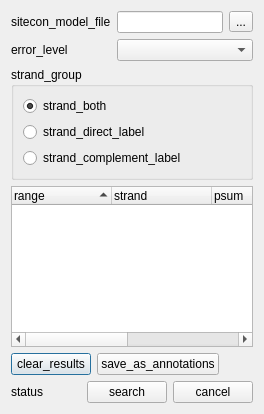
violethaze74/ugene, file src/plugins_3rdparty/sitecon/src/ui/SiteconSearchDialog.ui: the form before one commit.
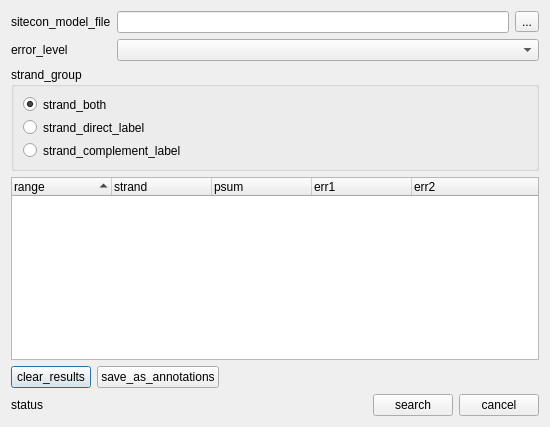
The form after the commit.

```diff
--- a/src/plugins_3rdparty/sitecon/src/ui/SiteconSearchDialog.ui
+++ b/src/plugins_3rdparty/sitecon/src/ui/SiteconSearchDialog.ui
@@ -6,8 +6,8 @@
    <rect>
     <x>0</x>
     <y>0</y>
-    <width>264</width>
-    <height>414</height>
+    <width>550</width>
+    <height>427</height>
    </rect>
   </property>
   <property name="windowTitle">
@@ -64,14 +64,26 @@
    </item>
    <item>
     <layout class="QHBoxLayout" name="horizontalLayout_8" stretch="1,1">
+     <property name="spacing">
+      <number>6</number>
+     </property>
      <item>
       <widget class="QGroupBox" name="bgStrand">
+       <property name="enabled">
+        <bool>true</bool>
+       </property>
        <property name="sizePolicy">
-        <sizepolicy hsizetype="Minimum" vsizetype="Minimum">
+        <sizepolicy hsizetype="Expanding" vsizetype="Fixed">
          <horstretch>0</horstretch>
          <verstretch>0</verstretch>
         </sizepolicy>
        </property>
+       <property name="minimumSize">
+        <size>
+         <width>0</width>
+         <height>96</height>
+        </size>
+       </property>
        <property name="title">
         <string>strand_group</string>
        </property>
@@ -81,6 +93,12 @@
           <property name="text">
            <string>strand_both</string>
           </property>
+          <property name="iconSize">
+           <size>
+            <width>15</width>
+            <height>16</height>
+           </size>
+          </property>
           <property name="checked">
            <bool>true</bool>
           </property>
@@ -97,6 +115,12 @@
           <property name="text">
            <string>strand_direct_label</string>
           </property>
+          <property name="iconSize">
+           <size>
+            <width>15</width>
+            <height>16</height>
+           </size>
+          </property>
           <property name="shortcut">
            <string/>
           </property>
@@ -116,6 +140,12 @@
           <property name="text">
            <string>strand_complement_label</string>
           </property>
+          <property name="iconSize">
+           <size>
+            <width>15</width>
+            <height>16</height>
+           </size>
+          </property>
           <property name="shortcut">
            <string/>
           </property>
```
Left out of the diff: 6 changed lines with no effect on the pictures.
